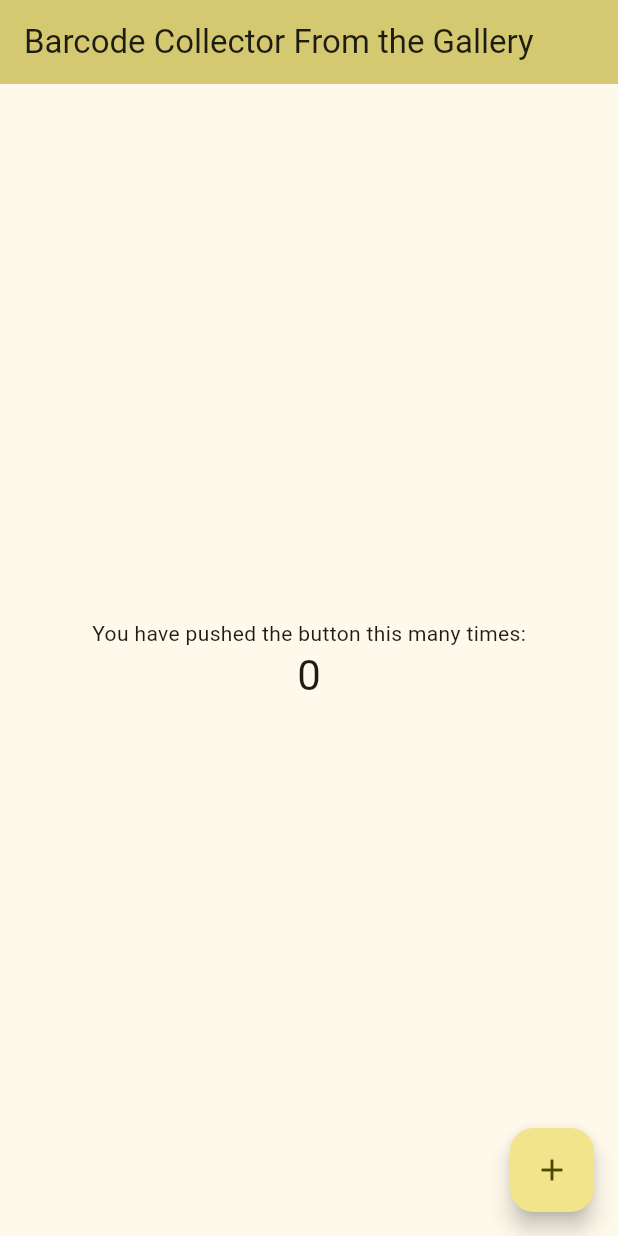
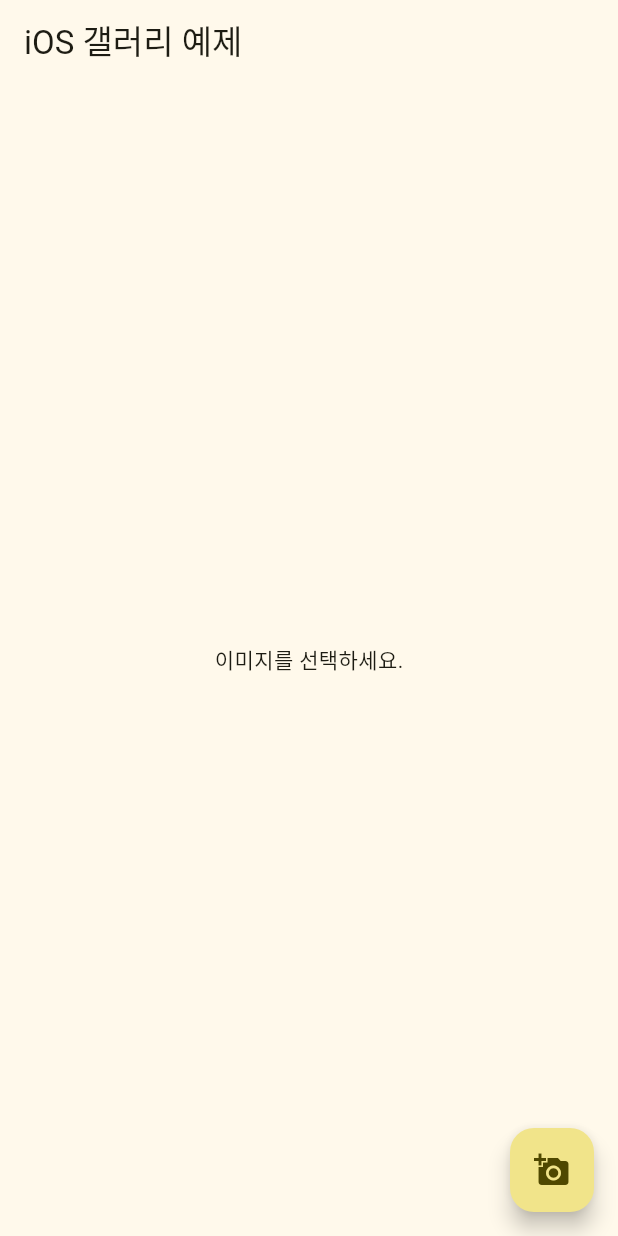
Before and after one commit to eyabc/image_barcode_collector, a Flutter app: the screen it shows after launch, on a phone screen of 412 x 824 dp. Run offline on Flutter 3.47's test engine with Material 3 defaults, Android fonts, the phone set to English and light mode, and no system bars; our stand-ins replace image_picker.

Commit message:
gallery 예제

```diff
--- a/lib/main.dart
+++ b/lib/main.dart
@@ -1,4 +1,6 @@
 import 'package:flutter/material.dart';
+import 'package:image_picker/image_picker.dart';
+import 'dart:io';
 
 void main() {
   runApp(const MyApp());
@@ -7,7 +9,6 @@ void main() {
 class MyApp extends StatelessWidget {
   const MyApp({super.key});
 
-  // This widget is the root of your application.
   @override
   Widget build(BuildContext context) {
     return MaterialApp(
@@ -38,88 +39,43 @@ class MyApp extends StatelessWidget {
 
 class MyHomePage extends StatefulWidget {
   const MyHomePage({super.key, required this.title});
-
-  // This widget is the home page of your application. It is stateful, meaning
-  // that it has a State object (defined below) that contains fields that affect
-  // how it looks.
-
-  // This class is the configuration for the state. It holds the values (in this
-  // case the title) provided by the parent (in this case the App widget) and
-  // used by the build method of the State. Fields in a Widget subclass are
-  // always marked "final".
-
   final String title;
 
   @override
-  State<MyHomePage> createState() => _MyHomePageState();
+  _MyHomePageState createState() => _MyHomePageState();
+
 }
 
 class _MyHomePageState extends State<MyHomePage> {
-  int _counter = 0;
+  File? _image;
 
-  void _incrementCounter() {
+  Future<void> _getImage() async {
+    final picker = ImagePicker();
+    final pickedImage = await picker.pickImage(source: ImageSource.gallery);
+
     setState(() {
-      // This call to setState tells the Flutter framework that something has
-      // changed in this State, which causes it to rerun the build method below
-      // so that the display can reflect the updated values. If we changed
-      // _counter without calling setState(), then the build method would not be
-      // called again, and so nothing would appear to happen.
-      _counter++;
+      if (pickedImage != null) {
+        _image = File(pickedImage.path);
+      }
     });
   }
 
   @override
   Widget build(BuildContext context) {
-    // This method is rerun every time setState is called, for instance as done
-    // by the _incrementCounter method above.
-    //
-    // The Flutter framework has been optimized to make rerunning build methods
-    // fast, so that you can just rebuild anything that needs updating rather
-    // than having to individually change instances of widgets.
     return Scaffold(
       appBar: AppBar(
-        // TRY THIS: Try changing the color here to a specific color (to
-        // Colors.amber, perhaps?) and trigger a hot reload to see the AppBar
-        // change color while the other colors stay the same.
-        backgroundColor: Theme.of(context).colorScheme.inversePrimary,
-        // Here we take the value from the MyHomePage object that was created by
-        // the App.build method, and use it to set our appbar title.
-        title: Text(widget.title),
+        title: Text('iOS 갤러리 예제'),
       ),
       body: Center(
-        // Center is a layout widget. It takes a single child and positions it
-        // in the middle of the parent.
-        child: Column(
-          // Column is also a layout widget. It takes a list of children and
-          // arranges them vertically. By default, it sizes itself to fit its
-          // children horizontally, and tries to be as tall as its parent.
-          //
-          // Column has various properties to control how it sizes itself and
-          // how it positions its children. Here we use mainAxisAlignment to
-          // center the children vertically; the main axis here is the vertical
-          // axis because Columns are vertical (the cross axis would be
-          // horizontal).
-          //
-          // TRY THIS: Invoke "debug painting" (choose the "Toggle Debug Paint"
-          // action in the IDE, or press "p" in the console), to see the
-          // wireframe for each widget.
-          mainAxisAlignment: MainAxisAlignment.center,
-          children: <Widget>[
-            const Text(
-              'You have pushed the button this many times:',
-            ),
-            Text(
-              '$_counter',
-              style: Theme.of(context).textTheme.headlineMedium,
-            ),
-          ],
-        ),
+        child: _image == null
+            ? Text('이미지를 선택하세요.')
+            : Image.file(_image!),
       ),
       floatingActionButton: FloatingActionButton(
-        onPressed: _incrementCounter,
-        tooltip: 'Increment',
-        child: const Icon(Icons.add),
-      ), // This trailing comma makes auto-formatting nicer for build methods.
+        onPressed: _getImage,
+        tooltip: '이미지 선택',
+        child: Icon(Icons.add_a_photo),
+      ),
     );
   }
 }
--- a/pubspec.yaml
+++ b/pubspec.yaml
@@ -30,6 +30,7 @@ environment:
 dependencies:
   flutter:
     sdk: flutter
+  image_picker: ^1.0.7
 
 
   # The following adds the Cupertino Icons font to your application.
```
Also changed, not shown: pubspec.lock, 11 other files.
